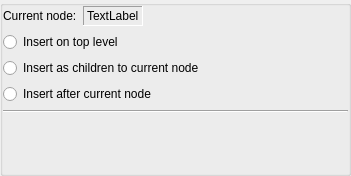
The window that kplato/kptinsertfilepanel.ui (KDE/calligra) describes before a commit, drawn with Qt 5.
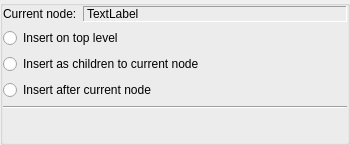
The same window after the commit. Custom widgets are drawn as their Qt base class.

The edit to the form file:
```diff
--- a/kplato/kptinsertfilepanel.ui
+++ b/kplato/kptinsertfilepanel.ui
@@ -6,8 +6,8 @@
    <rect>
     <x>0</x>
     <y>0</y>
-    <width>351</width>
-    <height>176</height>
+    <width>350</width>
+    <height>145</height>
    </rect>
   </property>
   <property name="minimumSize">
@@ -43,6 +43,12 @@
         </item>
         <item>
          <widget class="QLabel" name="ui_name">
+          <property name="sizePolicy">
+           <sizepolicy hsizetype="Expanding" vsizetype="Preferred">
+            <horstretch>0</horstretch>
+            <verstretch>0</verstretch>
+           </sizepolicy>
+          </property>
           <property name="frameShape">
            <enum>QFrame::Panel</enum>
           </property>
@@ -54,19 +60,6 @@
           </property>
          </widget>
         </item>
-        <item>
-         <spacer name="horizontalSpacer">
-          <property name="orientation">
-           <enum>Qt::Horizontal</enum>
-          </property>
-          <property name="sizeHint" stdset="0">
-           <size>
-            <width>40</width>
-            <height>20</height>
-           </size>
-          </property>
-         </spacer>
-        </item>
        </layout>
       </item>
       <item>
@@ -108,7 +101,7 @@
         <property name="sizeHint" stdset="0">
          <size>
           <width>20</width>
-          <height>40</height>
+          <height>5</height>
          </size>
         </property>
        </spacer>
```
